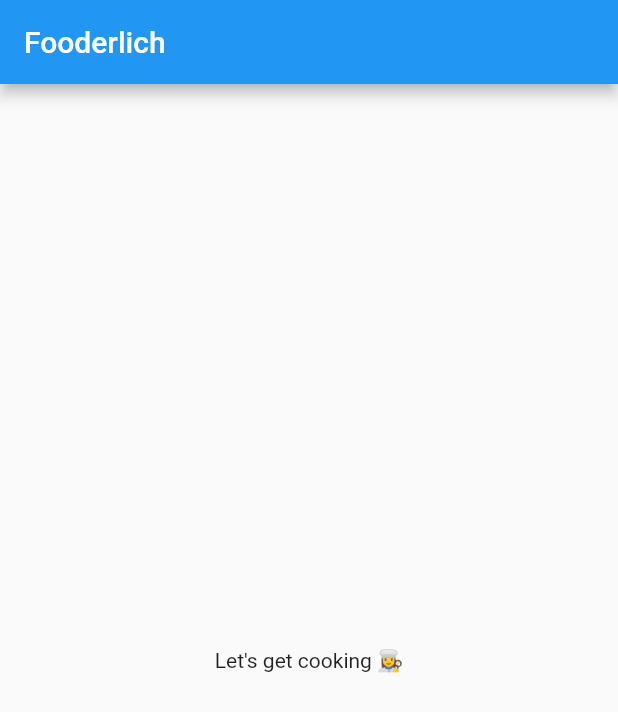
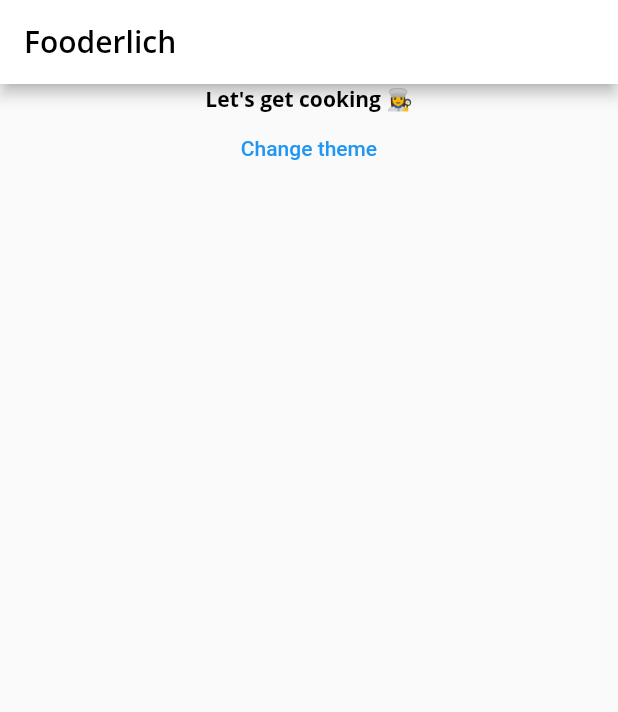
Before and after one commit to alxayeed/fooderlich-2.0, a Flutter app: the screen it shows after launch, on a phone screen of 412 x 824 dp. Shown: the top 712 px of the screen. Run offline on Flutter 3.47's test engine with Material 2 defaults, Android fonts, the phone set to English and light mode, and no system bars; our stand-ins replace google_fonts.

Commit message:
theme added. button added to switch between light and dark

```diff
--- a/lib/main.dart
+++ b/lib/main.dart
@@ -1,27 +1,51 @@
 import 'package:flutter/material.dart';
+import 'package:fooderlich/fooderlich_theme.dart';
 
 void main() {
   // 1
   runApp(const Fooderlich());
 }
 
-class Fooderlich extends StatelessWidget {
+class Fooderlich extends StatefulWidget {
   // 2
   const Fooderlich({Key? key}) : super(key: key);
+
+  @override
+  State<Fooderlich> createState() => _FooderlichState();
+}
+
+class _FooderlichState extends State<Fooderlich> {
+  ThemeData theme = FooderlichTheme.light();
+
   @override
   Widget build(BuildContext context) {
-    // TODO: Create theme
     // TODO: Apply Home widget
     // 3
     return MaterialApp(
       // TODO: Add theme
       title: 'Fooderlich',
+      theme: theme,
       // 4
       home: Scaffold(
         // TODO: Style the title
         appBar: AppBar(title: const Text('Fooderlich')),
         // TODO: Style the body text
-        body: const Center(child: Text('Let\'s get cooking 👩‍🍳')),
+        body: Center(
+            child: Column(children: [
+          Text(
+            'Let\'s get cooking 👩‍🍳',
+            style: theme.textTheme.bodyText1,
+          ),
+          TextButton(
+              onPressed: () {
+                setState(() {
+                  theme = theme == FooderlichTheme.light()
+                      ? FooderlichTheme.dark()
+                      : FooderlichTheme.light();
+                });
+              },
+              child: Text("Change theme"))
+        ])),
       ),
     );
   }
```
Also changed, not shown: 1 other file.
